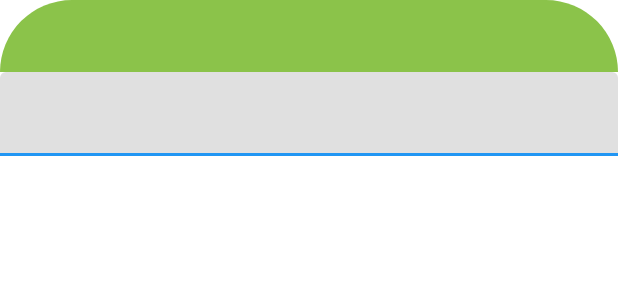
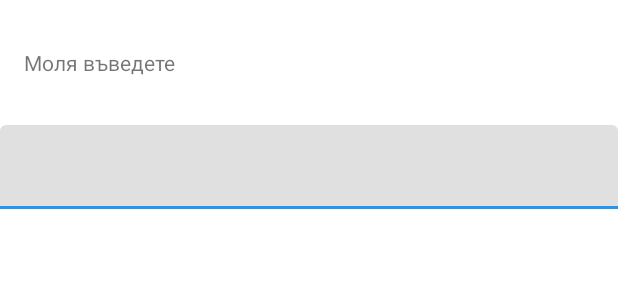
Before and after one commit to KGeorgievv/Working-Calendar, an Android app: the layout dialog_input_time.xml on its own in the app's theme, with its tools: preview values and no code run, on a phone screen of 412 x 824 dp. Shown: the top 300 px of the screen. Run offline under Robolectric (Android 15) with nearby library versions, the phone set to English and light mode, and no system bars.

Commit message:
Added input dialogs

```diff
--- a/app/src/main/AndroidManifest.xml
+++ b/app/src/main/AndroidManifest.xml
@@ -17,7 +17,7 @@
             android:name=".MainActivity"
             android:exported="true"
             android:theme="@style/Theme.MyApplication.NoActionBar"
-            android:windowSoftInputMode="stateVisible">
+            android:windowSoftInputMode="adjustNothing">
 
             <intent-filter>
                 <action android:name="android.intent.action.MAIN" />
--- a/app/src/main/java/com/myapplication/Utils.java
+++ b/app/src/main/java/com/myapplication/Utils.java
@@ -7,17 +7,20 @@ import android.view.inputmethod.InputMethodManager;
 public class Utils {
 
     public static void showKeyBoard(View view) {
+        view.post(() -> {
             if (view.requestFocus()) {
                 InputMethodManager imm = (InputMethodManager) view.getContext().getSystemService(Context.INPUT_METHOD_SERVICE);
                 imm.showSoftInput(view, InputMethodManager.SHOW_IMPLICIT);
             }
+        });
     }
 
     public static void hideKeyboard(View view) {
+        view.post(() -> {
             Context context = view.getContext();
             InputMethodManager imm = (InputMethodManager) context.getSystemService(Context.INPUT_METHOD_SERVICE);
             imm.hideSoftInputFromWindow(view.getWindowToken(), 0);
-        view.requestFocus();
+        });
     }
 
 }
--- a/app/src/main/java/com/myapplication/screens/MainFragment.java
+++ b/app/src/main/java/com/myapplication/screens/MainFragment.java
@@ -17,6 +17,7 @@ import com.myapplication.databinding.FragmentMainBinding;
 import com.myapplication.viewmodel.CalendarViewModel;
 import com.myapplication.views.CalendarDayBinder;
 import com.myapplication.views.CalendarListener;
+import com.myapplication.views.InputTimeDialog;
 import com.myapplication.views.MonthHeaderBinder;
 
 import org.apache.commons.lang3.StringUtils;
@@ -98,6 +99,9 @@ public class MainFragment extends BaseFragment implements View.OnClickListener,
 
         // todo: after input data update selected day
 //        updateSelectedDay(true);
+
+        InputTimeDialog dialog = new InputTimeDialog(getContext(), type);
+        dialog.show();
     }
 
     private void showLoggedTime(Day day, LoggedTime loggedTime) {
--- a/app/src/main/res/layout/dialog_input_time.xml
+++ b/app/src/main/res/layout/dialog_input_time.xml
@@ -3,24 +3,30 @@
     xmlns:app="http://schemas.android.com/apk/res-auto"
     android:layout_width="match_parent"
     android:layout_height="wrap_content"
-    android:elevation="18dp">
+    android:background="@color/white"
+    android:paddingTop="@dimen/default_offset"
+    android:paddingBottom="@dimen/default_offset">
 
-    <View
-        android:id="@+id/header"
+    <TextView
+        android:id="@+id/hint"
         android:layout_width="0dp"
-        android:layout_height="48dp"
-        android:background="@drawable/background_round_top"
-        android:backgroundTint="@color/sick_leave"
+        android:layout_height="wrap_content"
+        android:paddingStart="@dimen/default_offset"
+        android:paddingTop="@dimen/default_offset"
+        android:paddingEnd="@dimen/default_offset"
+        android:paddingBottom="@dimen/double_offset"
+        android:text="Моля въведете "
         app:layout_constraintEnd_toEndOf="parent"
         app:layout_constraintStart_toStartOf="parent"
         app:layout_constraintTop_toTopOf="parent" />
 
     <com.google.android.material.textfield.TextInputLayout
+        android:id="@+id/input_layout"
         android:layout_width="0dp"
         android:layout_height="wrap_content"
         app:layout_constraintEnd_toEndOf="parent"
         app:layout_constraintStart_toStartOf="parent"
-        app:layout_constraintTop_toBottomOf="@id/header">
+        app:layout_constraintTop_toBottomOf="@id/hint">
 
         <com.google.android.material.textfield.TextInputEditText
             android:id="@+id/input"
```
Also changed, not shown: app/src/main/java/com/myapplication/data/Month.java (+5 -5 lines), app/src/main/java/com/myapplication/data/TimeType.java (+19 -5 lines), app/src/main/java/com/myapplication/views/InputTimeDialog.java (+67 -14 lines), app/src/main/res/layout/dialog_title.xml (added, +30 -0 lines). Lines whose indentation alone changed are shown as unchanged.
